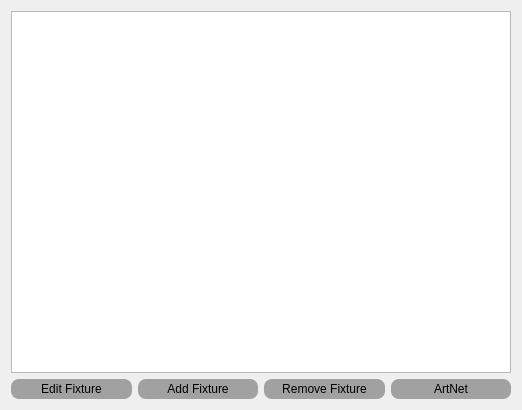
Above: UI/QT Files/Fixture List.ui from mmikulka/AutomatedLightTracker before the change. Below: the same form after it.
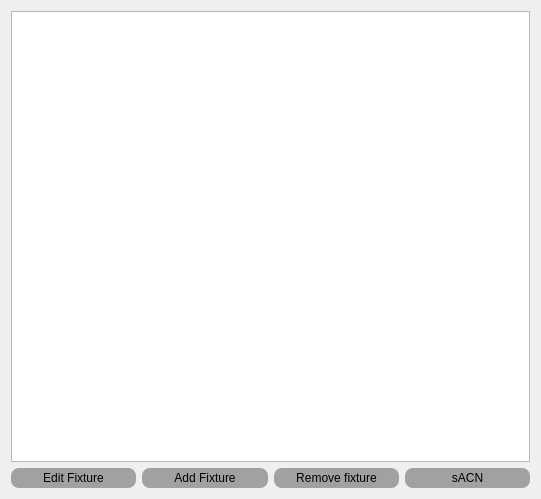
That is the form after the change.

Commit message: added new windows for fixture setup and analyzation. some bug fixes.

What changed in the file:
```diff
--- a/UI/QT Files/Fixture List.ui
+++ b/UI/QT Files/Fixture List.ui
@@ -1,13 +1,13 @@
 <?xml version="1.0" encoding="UTF-8"?>
 <ui version="4.0">
- <class>Dialog</class>
- <widget class="QDialog" name="Dialog">
+ <class>Form</class>
+ <widget class="QWidget" name="Form">
   <property name="geometry">
    <rect>
     <x>0</x>
     <y>0</y>
-    <width>522</width>
-    <height>410</height>
+    <width>541</width>
+    <height>499</height>
    </rect>
   </property>
   <property name="windowTitle">
@@ -19,8 +19,6 @@
 background-color: rgb(161, 161, 161);
 }</string>
   </property>
-  <layout class="QVBoxLayout" name="verticalLayout_2">
-   <item>
     <layout class="QVBoxLayout" name="verticalLayout">
      <item>
       <widget class="QTableView" name="fixtureTable"/>
@@ -29,15 +27,6 @@
       <layout class="QHBoxLayout" name="horizontalLayout">
        <item>
         <widget class="QPushButton" name="editFixture">
-         <property name="enabled">
-          <bool>true</bool>
-         </property>
-         <property name="sizePolicy">
-          <sizepolicy hsizetype="Expanding" vsizetype="Preferred">
-           <horstretch>0</horstretch>
-           <verstretch>0</verstretch>
-          </sizepolicy>
-         </property>
          <property name="minimumSize">
           <size>
            <width>0</width>
@@ -51,15 +40,6 @@
        </item>
        <item>
         <widget class="QPushButton" name="addFixture">
-         <property name="enabled">
-          <bool>true</bool>
-         </property>
-         <property name="sizePolicy">
-          <sizepolicy hsizetype="Expanding" vsizetype="Preferred">
-           <horstretch>0</horstretch>
-           <verstretch>0</verstretch>
-          </sizepolicy>
-         </property>
          <property name="minimumSize">
           <size>
            <width>0</width>
@@ -73,15 +53,6 @@
        </item>
        <item>
         <widget class="QPushButton" name="removeFixture">
-         <property name="enabled">
-          <bool>true</bool>
-         </property>
-         <property name="sizePolicy">
-          <sizepolicy hsizetype="Expanding" vsizetype="Preferred">
-           <horstretch>0</horstretch>
-           <verstretch>0</verstretch>
-          </sizepolicy>
-         </property>
          <property name="minimumSize">
           <size>
            <width>0</width>
@@ -89,21 +60,12 @@
           </size>
          </property>
          <property name="text">
-          <string>Remove Fixture</string>
+        <string>Remove fixture</string>
          </property>
         </widget>
        </item>
        <item>
-        <widget class="QPushButton" name="artNet">
-         <property name="enabled">
-          <bool>true</bool>
-         </property>
-         <property name="sizePolicy">
-          <sizepolicy hsizetype="Expanding" vsizetype="Preferred">
-           <horstretch>0</horstretch>
-           <verstretch>0</verstretch>
-          </sizepolicy>
-         </property>
+      <widget class="QPushButton" name="sACN">
          <property name="minimumSize">
           <size>
            <width>0</width>
@@ -111,11 +73,9 @@
           </size>
          </property>
          <property name="text">
-          <string>ArtNet</string>
-         </property>
-        </widget>
-       </item>
-      </layout>
+        <string>sACN</string>
+       </property>
+      </widget>
      </item>
     </layout>
    </item>
```
Left out of the diff: 2 changed lines with no effect on the pictures. Lines whose indentation alone changed are shown as unchanged. The commit also changes 8 other files.
